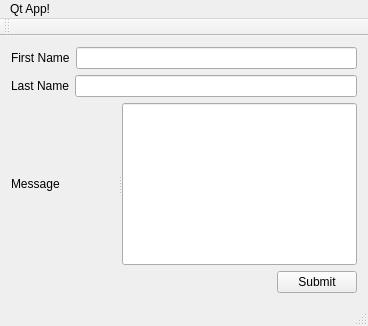
First picture: the form in mainwindow.ui, repository VladimirTambovtsev/QtStarterPack, before the edit.
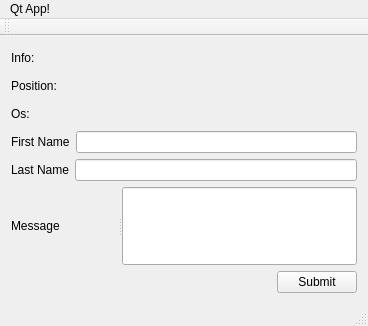
Second picture: the form after the edit.

Commit message: display data from dialog

What changed in the file:
```diff
--- a/mainwindow.ui
+++ b/mainwindow.ui
@@ -14,7 +14,32 @@
    <string>MainWindow</string>
   </property>
   <widget class="QWidget" name="centralWidget">
-   <layout class="QVBoxLayout" name="verticalLayout">
+   <layout class="QVBoxLayout" name="verticalLayout_2">
+    <item>
+     <layout class="QVBoxLayout" name="verticalLayout">
+      <item>
+       <widget class="QLabel" name="infoLabel">
+        <property name="text">
+         <string>Info:</string>
+        </property>
+       </widget>
+      </item>
+      <item>
+       <widget class="QLabel" name="positionLabel">
+        <property name="text">
+         <string>Position:</string>
+        </property>
+       </widget>
+      </item>
+      <item>
+       <widget class="QLabel" name="osLabel">
+        <property name="text">
+         <string>Os:</string>
+        </property>
+       </widget>
+      </item>
+     </layout>
+    </item>
     <item>
      <layout class="QHBoxLayout" name="HorLayout1">
       <item>
```
The commit also changes 2 other files.
